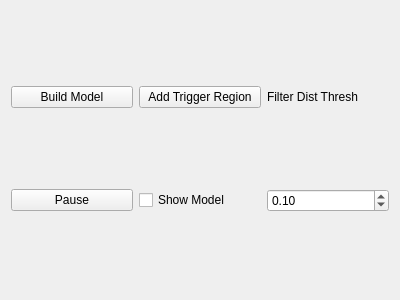
dtmoodie/camera_trigger, file ui/renderview.ui: the form before one commit.
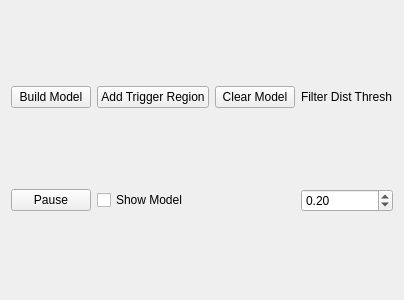
The form after the commit.

Diff of the .ui file:
```diff
--- a/ui/renderview.ui
+++ b/ui/renderview.ui
@@ -16,14 +16,14 @@
   <layout class="QGridLayout" name="gridLayout_2">
    <item row="0" column="0">
     <layout class="QGridLayout" name="gridLayout">
-     <item row="1" column="2">
+     <item row="1" column="3">
       <widget class="QDoubleSpinBox" name="dblSearchDist">
        <property name="value">
-        <double>0.100000000000000</double>
+        <double>0.200000000000000</double>
        </property>
       </widget>
      </item>
-     <item row="0" column="2">
+     <item row="0" column="3">
       <widget class="QLabel" name="label">
        <property name="text">
         <string>Filter Dist Thresh</string>
@@ -61,6 +61,13 @@
        </property>
       </widget>
      </item>
+     <item row="0" column="2">
+      <widget class="QPushButton" name="pushButton">
+       <property name="text">
+        <string>Clear Model</string>
+       </property>
+      </widget>
+     </item>
     </layout>
    </item>
   </layout>
```
Left out of the diff: 2 changed lines with no effect on the pictures.
